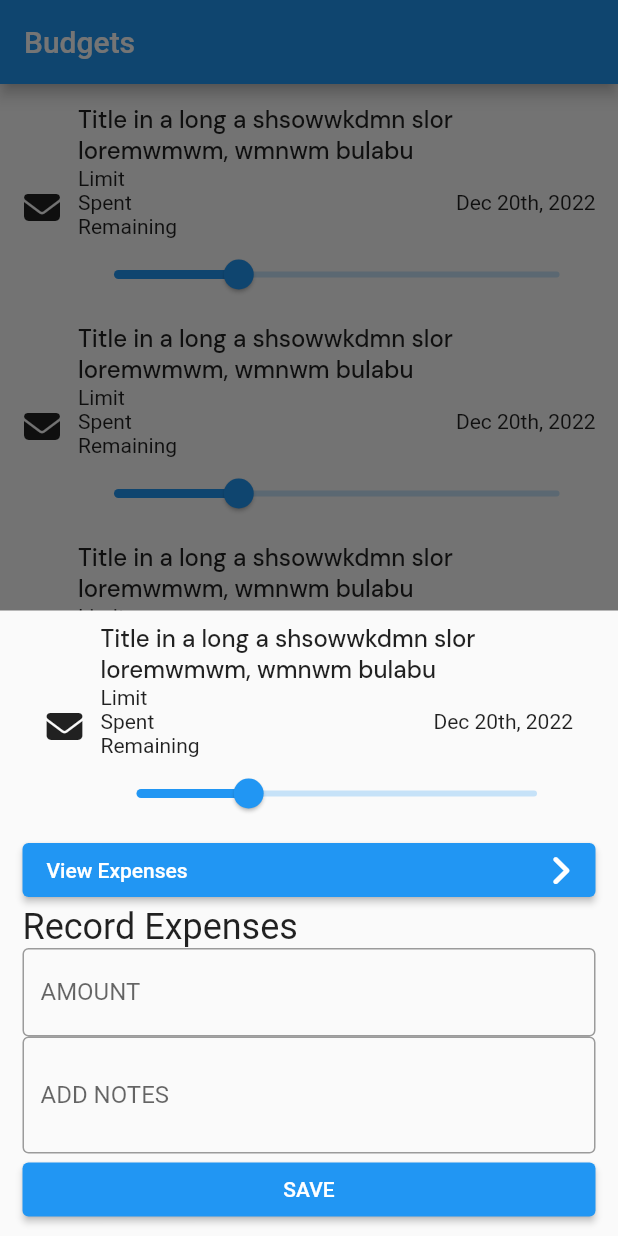
After one commit to ANTONINEUTRON/envelope_budget_app, a Flutter app: the screen it shows after launch, scrolled down 576 dp, after a tap on "Title in a long a shsowwkdmn slor loremw", on a phone screen of 412 x 824 dp. The commit adds this screen. Run offline on Flutter 3.47's test engine with Material 2 defaults, Android fonts, the phone set to English and light mode, and no system bars; drawn by our look-alikes of bottom_navy_bar; our stand-ins replace font_awesome_flutter, google_fonts; Roboto replaces fonts that are missing (Acme).

Commit message:
Added add_budget and budget_ui

```diff
--- /dev/null
+++ b/lib/features/budgets/ui/widgets/budget_detail.dart
@@ -0,0 +1,63 @@
+import 'package:envelope_budget_app/features/budgets/ui/widgets/close_modal.dart';
+import 'package:flutter/material.dart';
+import 'package:font_awesome_flutter/font_awesome_flutter.dart';
+
+import 'budget_ui.dart';
+
+class BudgetDetail extends StatefulWidget {
+  const BudgetDetail({Key? key}) : super(key: key);
+
+  @override
+  State<BudgetDetail> createState() => _BudgetDetailState();
+}
+
+class _BudgetDetailState extends State<BudgetDetail> {
+  @override
+  Widget build(BuildContext context) {
+    return Container(
+      padding: EdgeInsets.fromLTRB(15, 3, 15, 7),
+      child: ListView(
+        shrinkWrap: true,
+        children: [
+          // CloseModal(),
+          BudgetUI(),
+          ElevatedButton(
+            onPressed: (){},
+            child: Row(
+              mainAxisAlignment: MainAxisAlignment.spaceBetween,
+              children: [
+                Text("View Expenses"),
+                FaIcon(FontAwesomeIcons.angleRight)
+              ],
+            ),
+          ),
+
+          Text(
+              "Record Expenses",
+            style: Theme.of(context).textTheme.headline5,
+          ),
+          TextField(
+            maxLines: 1,
+            decoration: InputDecoration(
+                labelText: "AMOUNT",
+                hintText: "0.0",
+                border: OutlineInputBorder()
+            ),
+            keyboardType: TextInputType.numberWithOptions(decimal: true),
+          ),
+          TextField(
+            maxLines: 2,
+            decoration: InputDecoration(
+                labelText: "ADD NOTES",
+                border: OutlineInputBorder()
+            ),
+          ),
+          ElevatedButton(
+              onPressed: (){},
+              child: Text("SAVE")
+          )
+        ],
+      ),
+    );
+  }
+}
--- /dev/null
+++ b/lib/features/budgets/ui/widgets/budget_ui.dart
@@ -0,0 +1,75 @@
+import 'package:flutter/material.dart';
+import 'package:font_awesome_flutter/font_awesome_flutter.dart';
+import 'package:google_fonts/google_fonts.dart';
+
+
+class BudgetUI extends StatelessWidget {
+  const BudgetUI({Key? key, this.onTap}) : super(key: key);
+  final Function()? onTap;
+
+  @override
+  Widget build(BuildContext context) {
+    return GestureDetector(
+      onTap: onTap,
+      behavior: HitTestBehavior.translucent,
+      child: Container(
+        padding: EdgeInsets.fromLTRB(16, 5, 15, 3),
+        child: Row(
+          crossAxisAlignment: CrossAxisAlignment.center,
+          children: [
+            FaIcon(
+                FontAwesomeIcons.solidEnvelope
+            ),
+            Container(padding: EdgeInsets.all(6),),
+            Flexible(
+              child: Column(
+                crossAxisAlignment: CrossAxisAlignment.start,
+                children: [
+                  Text(
+                    "Title in a long a shsowwkdmn slor loremwmwm, wmnwm bulabu",
+                    style: GoogleFonts.dmSans(
+                        textStyle: Theme.of(context).textTheme.bodyLarge,
+                        fontSize: 16
+                    ),
+                    maxLines: 3,
+                    overflow: TextOverflow.ellipsis,
+                  ),
+                  Row(
+                    mainAxisAlignment: MainAxisAlignment.spaceBetween,
+                    children: [
+                      Column(
+                        crossAxisAlignment: CrossAxisAlignment.start,
+                        children: [
+                          Text(
+                              "Limit"
+                          ),
+                          Text(
+                              "Spent"
+                          ),
+                          Text(
+                              "Remaining"
+                          )
+                        ],
+                      ),
+                      Text(
+                        "Dec 20th, 2022",
+                        style: GoogleFonts.acme(),
+                      )
+                    ],
+                  ),
+                  Slider(
+                    value: 28,
+                    onChanged: (newValue){},
+                    label: "Remaining",
+                    max: 100,
+                    min: 0,
+                  )
+                ],
+              ),
+            )
+          ],
+        ),
+      ),
+    );
+  }
+}
--- a/lib/features/home/ui/page/home_page.dart
+++ b/lib/features/home/ui/page/home_page.dart
@@ -21,10 +21,6 @@ class _HomePageState extends State<HomePage> {
   @override
   Widget build(BuildContext context) {
     return Scaffold(
-      floatingActionButton: FloatingActionButton(
-        onPressed: ()=>Navigator.push(context, RecordTransactionsPage.route),
-        child: FaIcon(FontAwesomeIcons.plus),
-      ),
       body: SizedBox.expand(
         child: PageView(
           controller: _pageController,
```
Also changed, not shown: lib/features/budgets/ui/page/budgets_page.dart (+22 -57 lines), lib/features/budgets/ui/widgets/add_budget.dart (added, +55 -0 lines), lib/features/budgets/ui/widgets/close_modal.dart (added, +26 -0 lines).
